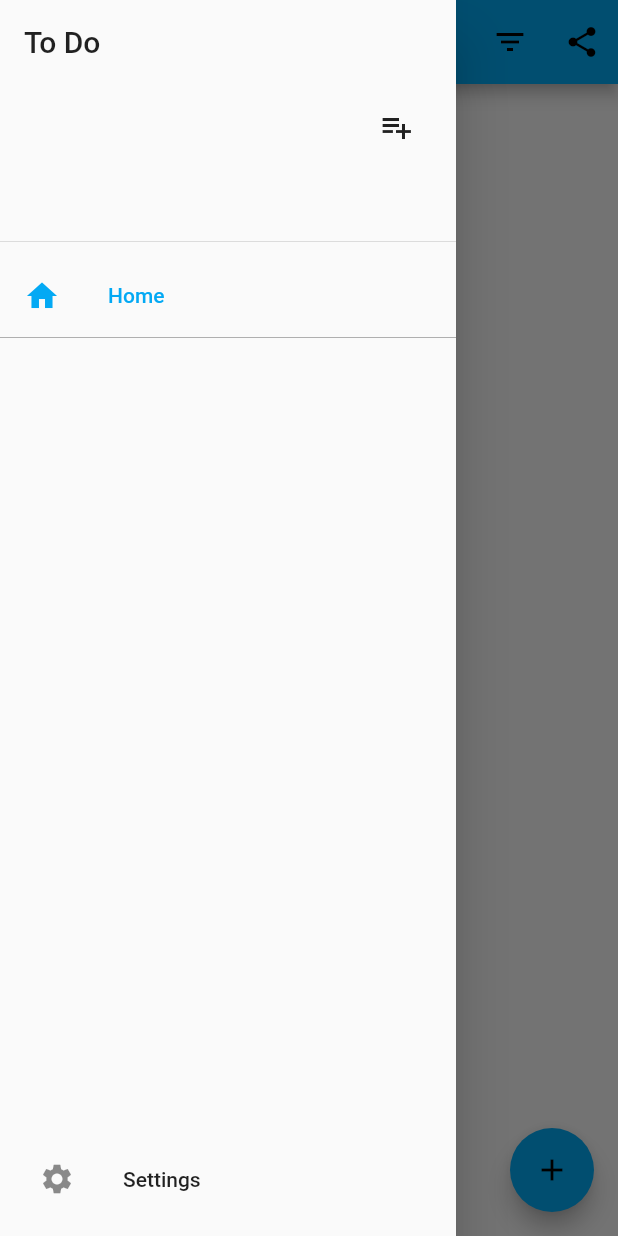
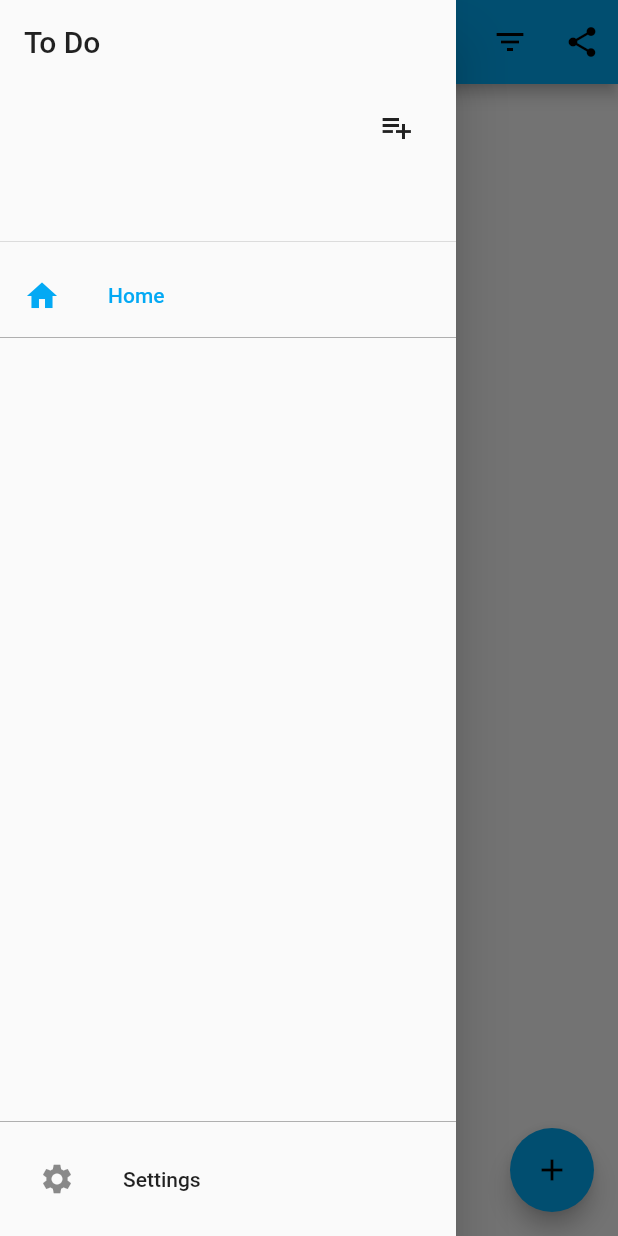
Before and after one commit to ghinminesuyog/To-Do, a Flutter app: the screen it shows after launch, with the side drawer open, on a phone screen of 412 x 824 dp. Run offline on Flutter 3.47's test engine with Material 2 defaults, Android fonts, the phone set to English and light mode, and no system bars; our stand-ins replace rxdart, share.

```diff
--- a/lib/custom_classes.dart
+++ b/lib/custom_classes.dart
@@ -174,10 +174,11 @@ class _MyAppDrawerState extends State<MyAppDrawer> {
                   },
                 ),
                 Expanded(
+                  child:
+                  // Scrollbar(
+                    // isAlwaysShown: true,
                     // child:
-                  // Scrollbar(
-                  //   isAlwaysShown: true,
-                  child: Container(
+                    Container(
                       decoration: BoxDecoration(
                         border: Border(
                           top: BorderSide(
@@ -186,9 +187,10 @@ class _MyAppDrawerState extends State<MyAppDrawer> {
                         ),
                       ),
                       child: ListView.builder(
+                        physics: BouncingScrollPhysics(),
                         padding: EdgeInsets.all(0),
                         //Helps build a listview builder inside a list view:
-                      // shrinkWrap: true,
+                        shrinkWrap: true,
                         itemCount: todoLists.length,
                         itemBuilder: (context, ind) {
                           return ListTile(
@@ -205,7 +207,9 @@ class _MyAppDrawerState extends State<MyAppDrawer> {
                             onTap: () {
                               setState(() {
                                 currentIndex = SelectedScreen(
-                                  home: false, settings: false, listIndex: ind);
+                                    home: false,
+                                    settings: false,
+                                    listIndex: ind);
                                 var listNameValue = todoLists[ind];
                                 Navigator.pop(context);
 
@@ -227,6 +231,13 @@ class _MyAppDrawerState extends State<MyAppDrawer> {
                   // ),
                 ),
                 Container(
+                  decoration: BoxDecoration(
+                    border: Border(
+                      top: BorderSide(
+                        width: 0.2,
+                      ),
+                    ),
+                  ),
                   padding: EdgeInsets.all(10),
                   child: ListTile(
                     selected: (currentIndex.settings == true),
```
Lines whose indentation alone changed are shown as unchanged.
